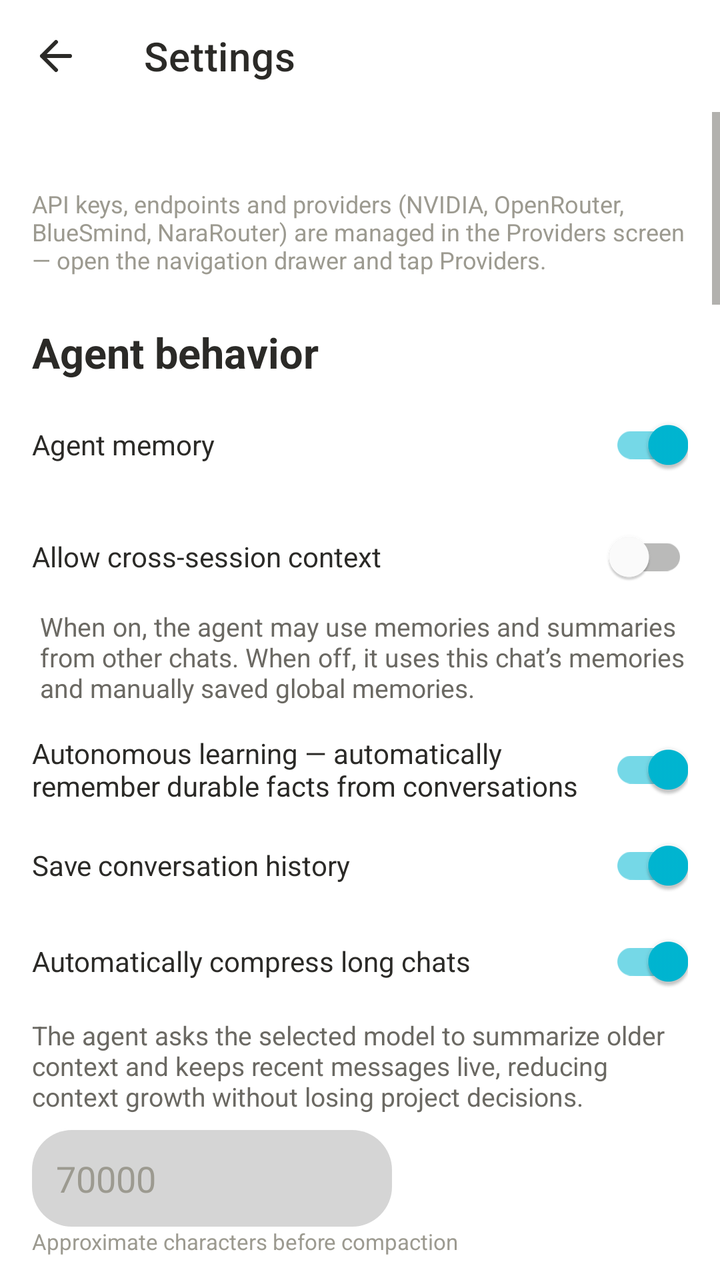
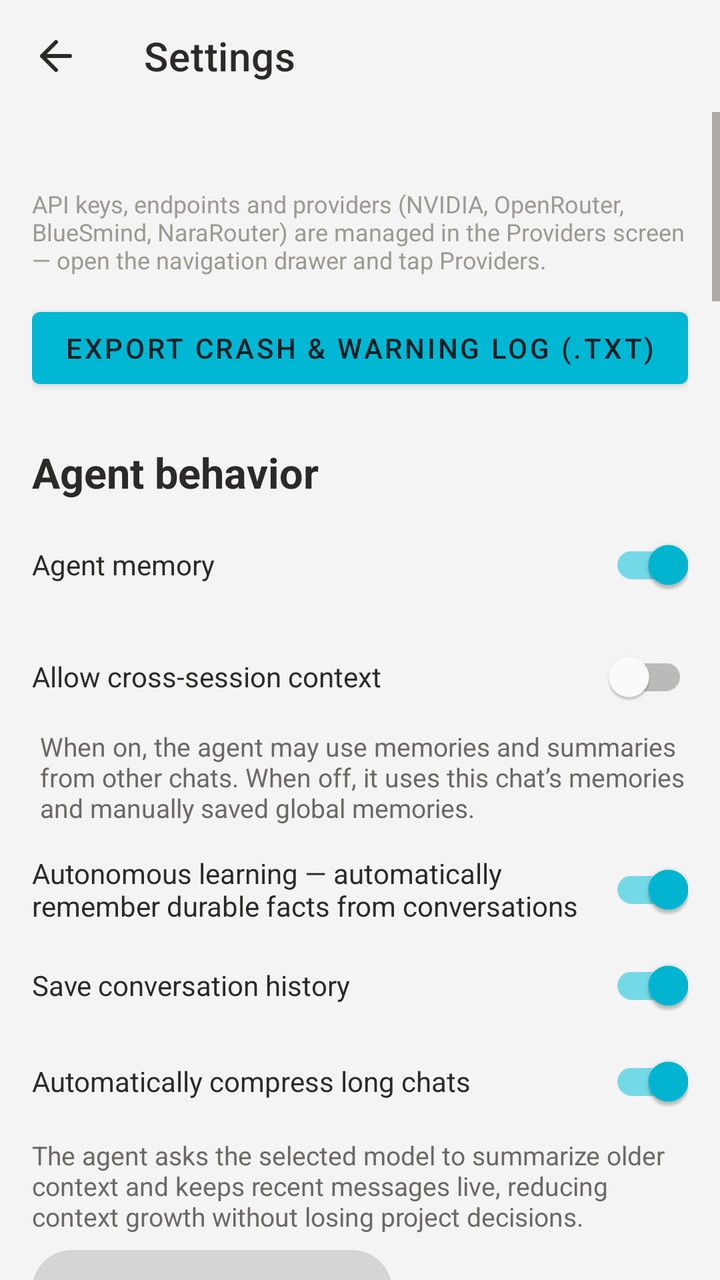

Screens rendered from an Android XML layout before and after an edit, with the pre-edit source and the edit as a unified diff.
<!-- AndroidManifest.xml: application theme Theme.Oreshik -->
<!-- res/layout/activity_settings.xml -->
<?xml version="1.0" encoding="utf-8"?>
<LinearLayout xmlns:android="http://schemas.android.com/apk/res/android"
    xmlns:app="http://schemas.android.com/apk/res-auto"
    android:layout_width="match_parent"
    android:layout_height="match_parent"
    android:orientation="vertical">

    <com.google.android.material.appbar.MaterialToolbar
        android:id="@+id/toolbar"
        android:layout_width="match_parent"
        android:layout_height="?attr/actionBarSize"
        android:background="@color/canvas_bg"
        app:navigationIcon="@drawable/ic_arrow_back"
        app:title="Settings"
        app:titleTextColor="@color/text_primary" />

    <ScrollView
        android:layout_width="match_parent"
        android:layout_height="match_parent">

        <LinearLayout
            android:layout_width="match_parent"
            android:layout_height="wrap_content"
            android:orientation="vertical"
            android:padding="16dp">

            <TextView
                android:id="@+id/tvActiveModel"
                android:layout_width="match_parent"
                android:layout_height="wrap_content"
                android:textColor="@color/text_secondary"
                android:textSize="13sp" />

            <TextView
                android:id="@+id/tvProvidersHint"
                android:layout_width="match_parent"
                android:layout_height="wrap_content"
                android:layout_marginTop="4dp"
                android:text="@string/settings_providers_description"
                android:textColor="@color/text_tertiary"
                android:textSize="12sp" />

            <TextView
                android:layout_width="wrap_content"
                android:layout_height="wrap_content"
                android:layout_marginTop="24dp"
                android:text="@string/agent_behavior"
                android:textColor="@color/text_primary"
                android:textSize="21sp"
                android:textStyle="bold" />

            <com.google.android.material.switchmaterial.SwitchMaterial
                android:id="@+id/swMemory"
                android:layout_width="match_parent"
                android:layout_height="wrap_content"
                android:layout_marginTop="8dp"
                android:checked="true"
                android:text="@string/agent_memory"
                android:textColor="@color/text_primary" />

            <com.google.android.material.switchmaterial.SwitchMaterial
                android:id="@+id/swCrossSessionContext"
                android:layout_width="match_parent"
                android:layout_height="wrap_content"
                android:layout_marginTop="8dp"
                android:checked="false"
                android:text="@string/allow_cross_session_context"
                android:textColor="@color/text_primary" />

            <TextView
                android:layout_width="match_parent"
                android:layout_height="wrap_content"
                android:layout_marginStart="4dp"
                android:layout_marginTop="2dp"
                android:layout_marginBottom="8dp"
                android:text="@string/allow_cross_session_context_description"
                android:textColor="@color/text_secondary"
                android:textSize="13sp" />

            <com.google.android.material.switchmaterial.SwitchMaterial
                android:id="@+id/swAutoLearn"
                android:layout_width="match_parent"
                android:layout_height="wrap_content"
                android:checked="true"
                android:text="@string/memory_auto_learn"
                android:textColor="@color/text_primary" />

            <com.google.android.material.switchmaterial.SwitchMaterial
                android:id="@+id/swHistory"
                android:layout_width="match_parent"
                android:layout_height="wrap_content"
                android:checked="true"
                android:text="@string/save_conversation_history"
                android:textColor="@color/text_primary" />

            <com.google.android.material.switchmaterial.SwitchMaterial
                android:id="@+id/swCompression"
                android:layout_width="match_parent"
                android:layout_height="wrap_content"
                android:checked="true"
                android:text="@string/automatically_compress_long_chats"
                android:textColor="@color/text_primary" />

            <TextView
                android:layout_width="wrap_content"
                android:layout_height="wrap_content"
                android:layout_marginTop="4dp"
                android:text="@string/the_agent_asks_the_selected_model_to_summarize_older_context_and_keeps_recent_messages_live_reducing_context_growth_without_losing_project_decisions"
                android:textColor="@color/text_secondary"
                android:textSize="13sp" />

            <EditText
                android:id="@+id/etCompressionThreshold"
                android:layout_width="180dp"
                android:layout_height="wrap_content"
                android:layout_marginTop="8dp"
                android:background="@drawable/bg_pill"
                android:hint="@string/compression_threshold_hint"
                android:importantForAutofill="no"
                android:inputType="number"
                android:padding="12dp"
                android:textColor="@color/text_primary"
                android:textColorHint="@color/text_tertiary" />

            <TextView
                android:layout_width="wrap_content"
                android:layout_height="wrap_content"
                android:text="@string/approximate_characters_before_compaction"
                android:textColor="@color/text_tertiary"
                android:textSize="11sp" />

            <com.google.android.material.switchmaterial.SwitchMaterial
                android:id="@+id/swRead"
                android:layout_width="match_parent"
                android:layout_height="wrap_content"
                android:checked="true"
                android:text="@string/auto_allow_workspace_reads"
                android:textColor="@color/text_primary" />

            <com.google.android.material.switchmaterial.SwitchMaterial
                android:id="@+id/swWrite"
                android:layout_width="match_parent"
                android:layout_height="wrap_content"
                android:checked="true"
                android:text="@string/ask_before_file_changes"
                android:textColor="@color/text_primary" />

            <TextView
                android:layout_width="wrap_content"
                android:layout_height="wrap_content"
                android:layout_marginTop="14dp"
                android:text="@string/privileged_operations"
                android:textColor="@color/text_primary"
                android:textStyle="bold" />

            <TextView
                android:layout_width="match_parent"
                android:layout_height="wrap_content"
                android:layout_marginTop="4dp"
                android:text="@string/allow_the_agent_to_request_su_root_only_for_explicitly_elevated_tools_android_must_already_be_rooted_and_a_root_manager_must_grant_the_request"
                android:textColor="@color/text_secondary"
                android:textSize="13sp" />

            <com.google.android.material.switchmaterial.SwitchMaterial
                android:id="@+id/swRoot"
                android:layout_width="match_parent"
                android:layout_height="wrap_content"
                android:text="@string/allow_root_su_operations"
                android:textColor="@color/text_primary" />

            <TextView
                android:id="@+id/tvRootStatus"
                android:layout_width="match_parent"
                android:layout_height="wrap_content"
                android:layout_marginBottom="4dp"
                android:textColor="@color/text_secondary"
                android:textSize="13sp" />

            <com.google.android.material.button.MaterialButton
                android:id="@+id/btnSelinux"
                android:layout_width="match_parent"
                android:layout_height="wrap_content"
                android:layout_marginTop="4dp"
                android:text="@string/toggle_selinux_permissive" />

            <TextView
                android:id="@+id/tvSelinuxStatus"
                android:layout_width="match_parent"
                android:layout_height="wrap_content"
                android:layout_marginBottom="8dp"
                android:textColor="@color/text_secondary"
                android:textSize="13sp" />

            <com.google.android.material.switchmaterial.SwitchMaterial
                android:id="@+id/swProcess"
                android:layout_width="match_parent"
                android:layout_height="wrap_content"
                android:checked="true"
                android:text="@string/allow_process_build_tools"
                android:textColor="@color/text_primary" />

            <com.google.android.material.switchmaterial.SwitchMaterial
                android:id="@+id/swNetwork"
                android:layout_width="match_parent"
                android:layout_height="wrap_content"
                android:checked="true"
                android:text="@string/allow_network_tools"
                android:textColor="@color/text_primary" />

            <LinearLayout
                android:layout_width="match_parent"
                android:layout_height="wrap_content"
                android:layout_marginTop="14dp"
                android:gravity="center_vertical"
                android:orientation="horizontal">

                <TextView
                    android:layout_width="0dp"
                    android:layout_height="wrap_content"
                    android:layout_weight="1"
                    android:text="@string/maximum_agent_steps"
                    android:textColor="@color/text_primary"
                    android:textStyle="bold" />

                <TextView
                    android:id="@+id/tvMaxStepsValue"
                    android:layout_width="wrap_content"
                    android:layout_height="wrap_content"
                    android:background="@drawable/bg_pill"
                    android:paddingHorizontal="14dp"
                    android:paddingVertical="4dp"
                android:text="@string/agent_steps_default"
                    android:textColor="@color/text_primary"
                    android:textSize="13sp"
                    android:textStyle="bold" />

                <com.google.android.material.button.MaterialButton
                    android:id="@+id/btnResetMaxSteps"
                    style="@style/Widget.MaterialComponents.Button.TextButton"
                    android:layout_width="wrap_content"
                    android:layout_height="wrap_content"
                    android:layout_marginStart="8dp"
                    android:insetLeft="0dp"
                    android:insetRight="0dp"
                    android:minWidth="0dp"
                    android:text="@string/reset" />
            </LinearLayout>

            <com.google.android.material.slider.Slider
                android:id="@+id/sliderMaxSteps"
                android:layout_width="match_parent"
                android:layout_height="wrap_content"
                android:layout_marginTop="4dp"
                android:stepSize="1.0"
                android:valueFrom="1.0"
                android:valueTo="5000.0"
                app:labelBehavior="floating"
                app:tickVisible="false" />

            <TextView
                android:layout_width="wrap_content"
                android:layout_height="wrap_content"
                android:layout_marginTop="24dp"
                android:text="@string/device_automation"
                android:textColor="@color/text_primary"
                android:textSize="21sp"
                android:textStyle="bold" />

            <TextView
                android:layout_width="match_parent"
                android:layout_height="wrap_content"
                android:layout_marginTop="4dp"
                android:text="@string/accessibility_is_optional_and_must_be_explicitly_enabled_in_android_settings_it_lets_the_agent_inspect_visible_ui_click_controls_scroll_change_focus_and_perform_back_home_recents_actions"
                android:textColor="@color/text_secondary"
                android:textSize="14sp" />

            <com.google.android.material.switchmaterial.SwitchMaterial
                android:id="@+id/swAccessibility"
                android:layout_width="match_parent"
                android:layout_height="wrap_content"
                android:layout_marginTop="8dp"
                android:checked="true"
                android:text="@string/enable_accessibility_tools"
                android:textColor="@color/text_primary" />

            <com.google.android.material.button.MaterialButton
                android:id="@+id/btnAccessibility"
                android:layout_width="match_parent"
                android:layout_height="wrap_content"
                android:layout_marginTop="10dp"
                android:text="@string/open_accessibility_settings" />

            <com.google.android.material.button.MaterialButton
                android:id="@+id/btnScreenCapture"
                style="@style/Widget.Oreshik.Button.Outlined"
                android:layout_width="match_parent"
                android:layout_height="wrap_content"
                android:layout_marginTop="8dp"
                android:text="@string/enable_screen_capture_permission" />

            <TextView
                android:id="@+id/tvScreenCaptureStatus"
                android:layout_width="match_parent"
                android:layout_height="wrap_content"
                android:layout_marginTop="4dp"
                android:textColor="@color/text_secondary"
                android:textSize="13sp" />

            <com.google.android.material.button.MaterialButton
                android:id="@+id/btnMiuiFix"
                style="@style/Widget.Oreshik.Button.Outlined"
                android:layout_width="match_parent"
                android:layout_height="wrap_content"
                android:layout_marginTop="8dp"
                android:text="@string/fix_miui_restrictions" />

            <TextView
                android:layout_width="wrap_content"
                android:layout_height="wrap_content"
                android:layout_marginTop="4dp"
                android:text="@string/fix_miui_restrictions_description"
                android:textColor="@color/text_secondary"
                android:textSize="11sp" />

            <TextView
                android:id="@+id/tvMiuiFixStatus"
                android:layout_width="match_parent"
                android:layout_height="wrap_content"
                android:layout_marginTop="4dp"
                android:text="@string/miui_fix_status"
                android:textColor="@color/text_secondary"
                android:textSize="13sp" />

            <TextView
                android:layout_width="wrap_content"
                android:layout_height="wrap_content"
                android:layout_marginTop="24dp"
                android:text="@string/network_resilience_vision"
                android:textColor="@color/text_primary"
                android:textSize="21sp"
                android:textStyle="bold" />

            <TextView
                android:layout_width="match_parent"
                android:layout_height="wrap_content"
                android:layout_marginTop="4dp"
                android:text="@string/auto_vpn_when_the_direct_network_is_slow_or_dns_is_broken_test_free_public_proxies_and_route_model_traffic_through_the_fastest_verified_one_https_keeps_your_api_key_private_all_traffic_falls_back_to_direct_when_no_proxy_helps"
                android:textColor="@color/text_secondary"
                android:textSize="14sp" />

            <com.google.android.material.switchmaterial.SwitchMaterial
                android:id="@+id/swAutoVpn"
                android:layout_width="match_parent"
                android:layout_height="wrap_content"
                android:layout_marginTop="8dp"
                android:text="@string/auto_vpn_slow_network"
                android:textColor="@color/text_primary" />

            <com.google.android.material.button.MaterialButton
                android:id="@+id/btnTestProxy"
                style="@style/Widget.Oreshik.Button.Outlined"
                android:layout_width="match_parent"
                android:layout_height="wrap_content"
                android:layout_marginTop="8dp"
                android:text="@string/test_network_find_proxy" />

            <TextView
                android:id="@+id/tvAutoVpnStatus"
                android:layout_width="match_parent"
                android:layout_height="wrap_content"
                android:layout_marginTop="4dp"
                android:text="@string/auto_vpn_idle"
                android:textColor="@color/text_secondary"
                android:textSize="13sp" />

            <com.google.android.material.switchmaterial.SwitchMaterial
                android:id="@+id/swVision"
                android:layout_width="match_parent"
                android:layout_height="wrap_content"
                android:layout_marginTop="14dp"
                android:checked="true"
                android:text="@string/vision_model_screen_analysis"
                android:textColor="@color/text_primary" />

            <TextView
                android:layout_width="match_parent"
                android:layout_height="wrap_content"
                android:layout_marginTop="4dp"
                android:text="@string/vision_model_description"
                android:textColor="@color/text_secondary"
                android:textSize="13sp" />

            <TextView
                android:id="@+id/tvVisionStatus"
                android:layout_width="match_parent"
                android:layout_height="wrap_content"
                android:layout_marginTop="4dp"
                android:text="@string/vision_model_auto"
                android:textColor="@color/text_secondary"
                android:textSize="13sp" />

            <TextView
                android:layout_width="wrap_content"
                android:layout_height="wrap_content"
                android:layout_marginTop="24dp"
                android:text="@string/wake_word_assistant"
                android:textColor="@color/text_primary"
                android:textSize="21sp"
                android:textStyle="bold" />

            <TextView
                android:layout_width="match_parent"
                android:layout_height="wrap_content"
                android:layout_marginTop="4dp"
                android:text="@string/wake_word_description"
                android:textColor="@color/text_secondary"
                android:textSize="14sp" />

            <com.google.android.material.switchmaterial.SwitchMaterial
                android:id="@+id/swWakeWord"
                android:layout_width="match_parent"
                android:layout_height="wrap_content"
                android:layout_marginTop="8dp"
                android:text="@string/enable_wake_word_assistant"
                android:textColor="@color/text_primary" />

            <com.google.android.material.switchmaterial.SwitchMaterial
                android:id="@+id/swWakeWordBoost"
                android:layout_width="match_parent"
                android:layout_height="wrap_content"
                android:checked="true"
                android:text="@string/wake_word_boost_volume"
                android:textColor="@color/text_primary" />

            <TextView
                android:layout_width="match_parent"
                android:layout_height="wrap_content"
                android:layout_marginTop="4dp"
                android:text="@string/wake_word_boost_volume_description"
                android:textColor="@color/text_secondary"
                android:textSize="13sp" />

            <TextView
                android:id="@+id/tvWakeWordStatus"
                android:layout_width="match_parent"
                android:layout_height="wrap_content"
                android:layout_marginTop="8dp"
                android:textColor="@color/text_secondary"
                android:textSize="13sp" />

            <com.google.android.material.switchmaterial.SwitchMaterial
                android:id="@+id/swSpeechClarification"
                android:layout_width="match_parent"
                android:layout_height="wrap_content"
                android:layout_marginTop="8dp"
                android:checked="true"
                android:text="@string/enable_speech_clarification"
                android:textColor="@color/text_primary" />

            <TextView
                android:layout_width="match_parent"
                android:layout_height="wrap_content"
                android:layout_marginTop="4dp"
                android:text="@string/speech_clarification_description"
                android:textColor="@color/text_secondary"
                android:textSize="13sp" />

            <TextView
                android:layout_width="wrap_content"
                android:layout_height="wrap_content"
                android:layout_marginTop="24dp"
                android:text="@string/appearance"
                android:textColor="@color/text_primary"
                android:textSize="21sp"
                android:textStyle="bold" />

            <TextView
                android:layout_width="match_parent"
                android:layout_height="wrap_content"
                android:layout_marginTop="4dp"
                android:text="@string/app_theme_description"
                android:textColor="@color/text_secondary"
                android:textSize="14sp" />

            <com.google.android.material.button.MaterialButton
                android:id="@+id/btnTheme"
                android:layout_width="match_parent"
                android:layout_height="wrap_content"
                android:layout_marginTop="10dp"
                android:text="@string/change_theme" />

            <TextView
                android:id="@+id/tvThemeStatus"
                android:layout_width="match_parent"
                android:layout_height="wrap_content"
                android:layout_marginTop="4dp"
                android:textColor="@color/text_secondary"
                android:textSize="13sp" />

            <TextView
                android:layout_width="wrap_content"
                android:layout_height="wrap_content"
                android:layout_marginTop="24dp"
                android:text="@string/background_operation"
                android:textColor="@color/text_primary"
                android:textSize="21sp"
                android:textStyle="bold" />

            <TextView
                android:layout_width="match_parent"
                android:layout_height="wrap_content"
                android:layout_marginTop="4dp"
                android:text="@string/the_agent_uses_a_foreground_service_and_a_short_partial_wakelock_while_processing_android_still_requires_you_to_approve_battery_optimization_exemption_the_app_cannot_silently_disable_system_power_management"
                android:textColor="@color/text_secondary"
                android:textSize="14sp" />

            <com.google.android.material.button.MaterialButton
                android:id="@+id/btnBatteryOptimization"
                android:layout_width="match_parent"
                android:layout_height="wrap_content"
                android:layout_marginTop="10dp"
                android:text="@string/allow_unrestricted_background_operation" />

            <TextView
                android:layout_width="wrap_content"
                android:layout_height="wrap_content"
                android:layout_marginTop="24dp"
                android:text="@string/android_os_permissions_amp_workspace"
                android:textColor="@color/text_primary"
                android:textSize="21sp"
                android:textStyle="bold" />

            <TextView
                android:layout_width="match_parent"
                android:layout_height="wrap_content"
                android:layout_marginTop="4dp"
                android:text="@string/android_always_keeps_the_app_process_inside_its_os_uid_sandbox_this_switch_controls_the_agent_s_workspace_boundary_only_when_disabled_the_agent_can_use_the_shared_device_storage_workspace_if_android_all_files_access_has_been_granted"
                android:textColor="@color/text_secondary"
                android:textSize="14sp" />

            <TextView
                android:id="@+id/tvSandboxStatus"
                android:layout_width="match_parent"
                android:layout_height="wrap_content"
                android:layout_marginTop="4dp"
                android:textColor="@color/text_secondary"
                android:textSize="13sp" />

            <com.google.android.material.button.MaterialButton
                android:id="@+id/btnAndroidPermissions"
                android:layout_width="match_parent"
                android:layout_height="wrap_content"
                android:layout_marginTop="10dp"
                android:text="@string/grant_android_runtime_permissions" />

            <com.google.android.material.button.MaterialButton
                android:id="@+id/btnAppPermissions"
                android:layout_width="match_parent"
                android:layout_height="wrap_content"
                android:layout_marginTop="8dp"
                android:text="@string/open_app_permission_settings" />

            <TextView
                android:id="@+id/tvAndroidPermissionStatus"
                android:layout_width="match_parent"
                android:layout_height="wrap_content"
                android:layout_marginTop="8dp"
                android:textColor="@color/text_secondary"
                android:textSize="13sp" />

            <TextView
                android:id="@+id/tvAccessibilityStatus"
                android:layout_width="match_parent"
                android:layout_height="wrap_content"
                android:layout_marginTop="4dp"
                android:textColor="@color/text_secondary"
                android:textSize="13sp" />

            <TextView
                android:layout_width="wrap_content"
                android:layout_height="wrap_content"
                android:layout_marginTop="24dp"
                android:text="@string/nav_backup_restore"
                android:textColor="@color/text_primary"
                android:textSize="21sp"
                android:textStyle="bold" />

            <TextView
                android:layout_width="match_parent"
                android:layout_height="wrap_content"
                android:layout_marginTop="4dp"
                android:text="@string/backup_restore_description"
                android:textColor="@color/text_secondary"
                android:textSize="13sp" />

            <com.google.android.material.button.MaterialButton
                android:id="@+id/btnBackupConfig"
                android:layout_width="match_parent"
                android:layout_height="wrap_content"
                android:layout_marginTop="10dp"
                android:text="@string/backup_button" />

            <com.google.android.material.button.MaterialButton
                android:id="@+id/btnRestoreConfig"
                style="@style/Widget.Oreshik.Button.Outlined"
                android:layout_width="match_parent"
                android:layout_height="wrap_content"
                android:layout_marginTop="8dp"
                android:text="@string/restore_button" />

            <TextView
                android:id="@+id/tvBackupStatus"
                android:layout_width="match_parent"
                android:layout_height="wrap_content"
                android:layout_marginTop="8dp"
                android:textColor="@color/text_secondary"
                android:textSize="13sp" />
        </LinearLayout>
    </ScrollView>
</LinearLayout>
<!-- resources referenced by this layout -->
<resources>
  <color name="canvas_bg">#FFFFFF</color>
  <color name="text_primary">#2B2A27</color>
  <color name="text_secondary">#6B6963</color>
  <color name="text_tertiary">#9C9A90</color>
  <string name="agent_behavior">Agent behavior</string>
  <string name="agent_memory">Agent memory</string>
  <string name="agent_steps_default">24 steps</string>
  <string name="allow_cross_session_context">Allow cross-session context</string>
  <string name="allow_network_tools">Allow network tools</string>
  <string name="allow_process_build_tools">Allow process/build tools</string>
  <string name="allow_root_su_operations">Allow root / su operations</string>
  <string name="android_os_permissions_amp_workspace">Android OS permissions &amp; workspace</string>
  <string name="appearance">Appearance</string>
  <string name="ask_before_file_changes">Ask before file changes</string>
  <string name="auto_allow_workspace_reads">Auto-allow workspace reads</string>
  <string name="auto_vpn_idle">Auto-VPN: idle</string>
  <string name="auto_vpn_slow_network">Auto-VPN on slow network (free proxies)</string>
  <string name="automatically_compress_long_chats">Automatically compress long chats</string>
  <string name="background_operation">Background operation</string>
  <string name="backup_button">Back up all app config</string>
  <string name="change_theme">Change theme</string>
  <string name="compression_threshold_hint">70000</string>
  <string name="device_automation">Device automation</string>
  <string name="enable_accessibility_tools">Enable Accessibility tools for Agent</string>
  <string name="enable_screen_capture_permission">Enable screen capture permission</string>
  <string name="enable_speech_clarification">Enable intelligent speech clarification</string>
  <string name="enable_wake_word_assistant">Enable wake word assistant</string>
  <string name="fix_miui_restrictions">Fix MIUI background restrictions (root)</string>
  <string name="grant_android_runtime_permissions">Grant Android runtime permissions</string>
  <string name="maximum_agent_steps">Maximum agent steps</string>
  <string name="miui_fix_status">MIUI bypass status</string>
  <string name="nav_backup_restore">Backup &amp; Restore</string>
  <string name="network_resilience_vision">Network resilience + vision</string>
  <string name="open_accessibility_settings">Open Accessibility settings</string>
  <string name="open_app_permission_settings">Open app permission settings</string>
  <string name="privileged_operations">Privileged operations</string>
  <string name="reset">Reset</string>
  <string name="restore_button">Restore from backup…</string>
  <string name="save_conversation_history">Save conversation history</string>
  <string name="test_network_find_proxy">Test network and find fast proxy now</string>
  <string name="toggle_selinux_permissive">Toggle SELinux Permissive mode</string>
  <string name="vision_model_auto">Vision model: auto</string>
  <string name="wake_word_assistant">Wake word assistant</string>
  <string name="wake_word_boost_volume">Boost volume during talkback</string>
  <color name="bg_pill">#D5D5D5</color>
  <color name="colorPrimary">@color/brand_500</color>
  <color name="colorPrimaryVariant">@color/brand_600</color>
  <color name="colorOnPrimary">#002025</color>
  <color name="colorAccent">@color/brand_500</color>
  <color name="colorSurface">@color/bg_card</color>
  <color name="colorOnSurface">@color/text_primary</color>
  <style name="Widget.Oreshik.CardView" parent="Widget.MaterialComponents.CardView">
          <item name="cardElevation">0dp</item>
          <item name="cardMaxElevation">0dp</item>
          <item name="strokeWidth">0dp</item>
      </style>
  <color name="colorBackground">@color/bg_root</color>
  <color name="colorOnBackground">@color/text_primary</color>
  <color name="bg_root">#FFFFFF</color>
  <color name="brand_500">#00B8D4</color>
  <color name="brand_600">#00838F</color>
  <color name="bg_card">#FFFFFF</color>
  <!-- unchanged entries left out for length: 26 -->
</resources>

<!-- the commit's change to res/layout/activity_settings.xml (unified diff, before → after) -->
@@ -39,6 +39,12 @@
                 android:text="@string/settings_providers_description"
                 android:textColor="@color/text_tertiary"
                 android:textSize="12sp" />
+            <com.google.android.material.button.MaterialButton
+                android:id="@+id/btnExportDiagnostics"
+                android:layout_width="match_parent"
+                android:layout_height="wrap_content"
+                android:layout_marginTop="12dp"
+                android:text="Export crash &amp; warning log (.txt)" />
 
             <TextView
                 android:layout_width="wrap_content"
<!-- resource entries referenced after the edit -->
@@ -1,6 +1,6 @@
 <!-- resources referenced by this layout -->
 <resources>
-  <color name="canvas_bg">#FFFFFF</color>
+  <color name="canvas_bg">#F4F4F4</color>
   <color name="text_primary">#2B2A27</color>
   <color name="text_secondary">#6B6963</color>
   <color name="text_tertiary">#9C9A90</color>
@@ -52,13 +52,13 @@
   <color name="colorSurface">@color/bg_card</color>
   <color name="colorOnSurface">@color/text_primary</color>
   <style name="Widget.Oreshik.CardView" parent="Widget.MaterialComponents.CardView">
-          <item name="cardElevation">0dp</item>
-          <item name="cardMaxElevation">0dp</item>
+          <item name="cardElevation">1dp</item>
+          <item name="cardMaxElevation">1dp</item>
           <item name="strokeWidth">0dp</item>
       </style>
   <color name="colorBackground">@color/bg_root</color>
   <color name="colorOnBackground">@color/text_primary</color>
-  <color name="bg_root">#FFFFFF</color>
+  <color name="bg_root">#F4F4F4</color>
   <color name="brand_500">#00B8D4</color>
   <color name="brand_600">#00838F</color>
   <color name="bg_card">#FFFFFF</color>
